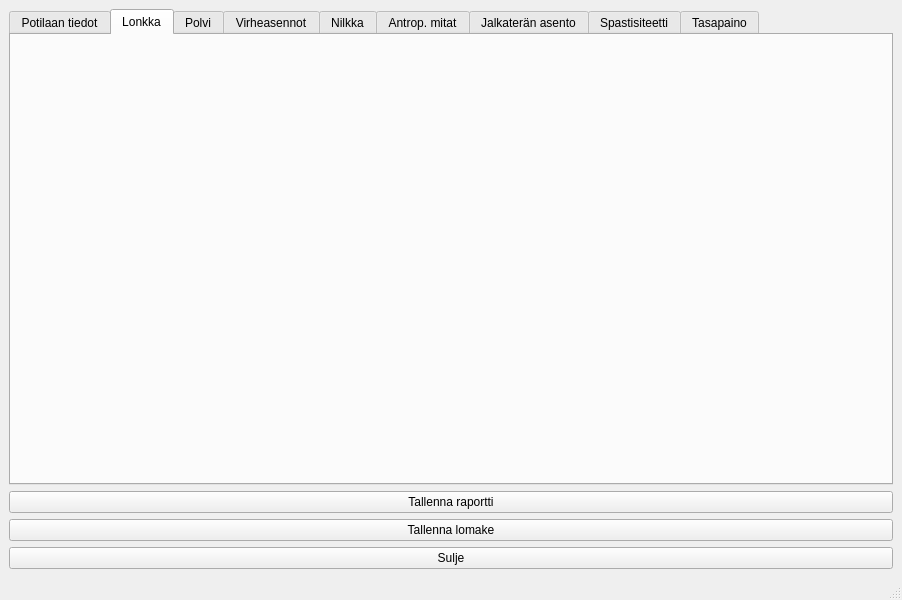
Qt form tabbed_design.ui (jjnurminen/liikelaaj) before a commit.
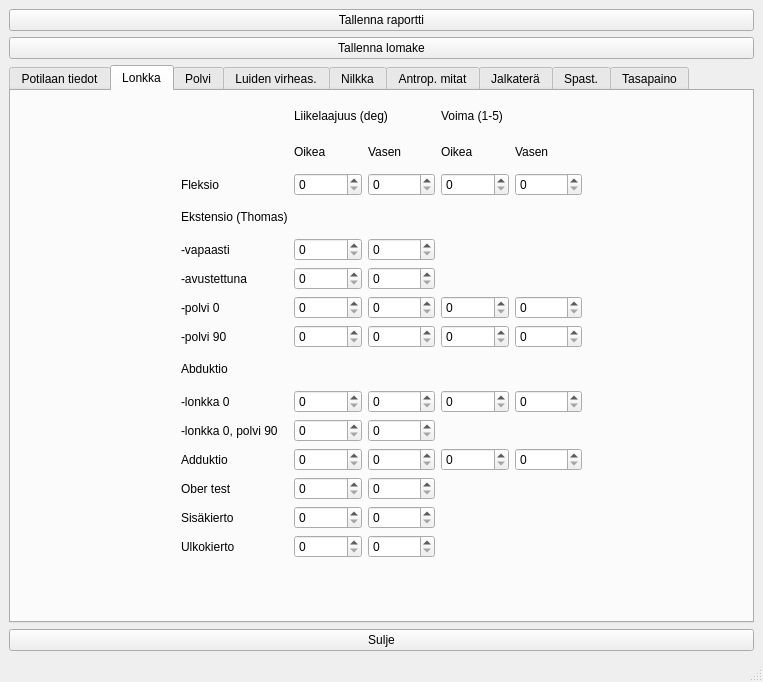
The same form after that commit. The open tabs and pages were chosen to show the change.

Commit message: lonkka, polvi

The edit to the form file:
```diff
--- a/tabbed_design.ui
+++ b/tabbed_design.ui
@@ -6,8 +6,8 @@
    <rect>
     <x>0</x>
     <y>0</y>
-    <width>902</width>
-    <height>600</height>
+    <width>763</width>
+    <height>682</height>
    </rect>
   </property>
   <property name="windowTitle">
@@ -15,6 +15,20 @@
   </property>
   <widget class="QWidget" name="centralwidget">
    <layout class="QVBoxLayout" name="verticalLayout">
+    <item>
+     <widget class="QPushButton" name="btnReport">
+      <property name="text">
+       <string>Tallenna raportti</string>
+      </property>
+     </widget>
+    </item>
+    <item>
+     <widget class="QPushButton" name="btnForm">
+      <property name="text">
+       <string>Tallenna lomake</string>
+      </property>
+     </widget>
+    </item>
     <item>
      <widget class="QTabWidget" name="tabWidget">
       <property name="currentIndex">
@@ -101,6 +115,293 @@
        <attribute name="title">
         <string>Lonkka</string>
        </attribute>
+       <widget class="QWidget" name="gridLayoutWidget">
+        <property name="geometry">
+         <rect>
+          <x>170</x>
+          <y>10</y>
+          <width>401</width>
+          <height>457</height>
+         </rect>
+        </property>
+        <layout class="QGridLayout" name="gridLayout">
+         <item row="8" column="2">
+          <widget class="QSpinBox" name="spinBox_32"/>
+         </item>
+         <item row="2" column="3">
+          <widget class="QLabel" name="label_78">
+           <property name="text">
+            <string>Oikea</string>
+           </property>
+          </widget>
+         </item>
+         <item row="11" column="0">
+          <widget class="QLabel" name="label_15">
+           <property name="text">
+            <string>-lonkka 0, polvi 90</string>
+           </property>
+          </widget>
+         </item>
+         <item row="12" column="1">
+          <widget class="QSpinBox" name="spinBox_4"/>
+         </item>
+         <item row="5" column="1">
+          <widget class="QSpinBox" name="spinBox_11"/>
+         </item>
+         <item row="2" column="2">
+          <widget class="QLabel" name="label_76">
+           <property name="text">
+            <string>Vasen</string>
+           </property>
+          </widget>
+         </item>
+         <item row="2" column="4">
+          <widget class="QLabel" name="label_79">
+           <property name="text">
+            <string>Vasen</string>
+           </property>
+          </widget>
+         </item>
+         <item row="7" column="0">
+          <widget class="QLabel" name="label_12">
+           <property name="text">
+            <string>-polvi 0</string>
+           </property>
+          </widget>
+         </item>
+         <item row="7" column="2">
+          <widget class="QSpinBox" name="spinBox_31"/>
+         </item>
+         <item row="13" column="0">
+          <widget class="QLabel" name="label_17">
+           <property name="text">
+            <string>Ober test</string>
+           </property>
+          </widget>
+         </item>
+         <item row="10" column="4">
+          <widget class="QSpinBox" name="spinBox_40">
+           <property name="maximum">
+            <number>5</number>
+           </property>
+          </widget>
+         </item>
+         <item row="15" column="2">
+          <widget class="QSpinBox" name="spinBox_39"/>
+         </item>
+         <item row="8" column="1">
+          <widget class="QSpinBox" name="spinBox_8"/>
+         </item>
+         <item row="8" column="0">
+          <widget class="QLabel" name="label_11">
+           <property name="text">
+            <string>-polvi 90</string>
+           </property>
+          </widget>
+         </item>
+         <item row="3" column="1">
+          <widget class="QSpinBox" name="spinBox_13"/>
+         </item>
+         <item row="10" column="2">
+          <widget class="QSpinBox" name="spinBox_34"/>
+         </item>
+         <item row="13" column="2">
+          <widget class="QSpinBox" name="spinBox_37"/>
+         </item>
+         <item row="10" column="3">
+          <widget class="QSpinBox" name="spinBox_7">
+           <property name="maximum">
+            <number>5</number>
+           </property>
+          </widget>
+         </item>
+         <item row="8" column="4">
+          <widget class="QSpinBox" name="spinBox_45">
+           <property name="maximum">
+            <number>5</number>
+           </property>
+          </widget>
+         </item>
+         <item row="12" column="0">
+          <widget class="QLabel" name="label_16">
+           <property name="text">
+            <string>Adduktio</string>
+           </property>
+          </widget>
+         </item>
+         <item row="15" column="1">
+          <widget class="QSpinBox" name="spinBox_3"/>
+         </item>
+         <item row="5" column="2">
+          <widget class="QSpinBox" name="spinBox_29"/>
+         </item>
+         <item row="7" column="3">
+          <widget class="QSpinBox" name="spinBox_33">
+           <property name="maximum">
+            <number>5</number>
+           </property>
+          </widget>
+         </item>
+         <item row="15" column="0">
+          <widget class="QLabel" name="label_55">
+           <property name="text">
+            <string>Ulkokierto</string>
+           </property>
+          </widget>
+         </item>
+         <item row="4" column="0">
+          <widget class="QLabel" name="label_8">
+           <property name="text">
+            <string>Ekstensio (Thomas)</string>
+           </property>
+          </widget>
+         </item>
+         <item row="14" column="1">
+          <widget class="QSpinBox" name="spinBox"/>
+         </item>
+         <item row="5" column="0">
+          <widget class="QLabel" name="label_9">
+           <property name="text">
+            <string>-vapaasti</string>
+           </property>
+          </widget>
+         </item>
+         <item row="6" column="2">
+          <widget class="QSpinBox" name="spinBox_30"/>
+         </item>
+         <item row="12" column="3">
+          <widget class="QSpinBox" name="spinBox_41">
+           <property name="maximum">
+            <number>5</number>
+           </property>
+          </widget>
+         </item>
+         <item row="11" column="2">
+          <widget class="QSpinBox" name="spinBox_35"/>
+         </item>
+         <item row="10" column="0">
+          <widget class="QLabel" name="label_14">
+           <property name="text">
+            <string>-lonkka 0</string>
+           </property>
+          </widget>
+         </item>
+         <item row="6" column="0">
+          <widget class="QLabel" name="label_10">
+           <property name="text">
+            <string>-avustettuna</string>
+           </property>
+          </widget>
+         </item>
+         <item row="12" column="4">
+          <widget class="QSpinBox" name="spinBox_42">
+           <property name="maximum">
+            <number>5</number>
+           </property>
+          </widget>
+         </item>
+         <item row="1" column="1" colspan="2">
+          <widget class="QLabel" name="label_77">
+           <property name="text">
+            <string>Liikelaajuus (deg)</string>
+           </property>
+           <property name="textFormat">
+            <enum>Qt::AutoText</enum>
+           </property>
+          </widget>
+         </item>
+         <item row="9" column="0">
+          <widget class="QLabel" name="label_13">
+           <property name="text">
+            <string>Abduktio</string>
+           </property>
+          </widget>
+         </item>
+         <item row="7" column="4">
+          <widget class="QSpinBox" name="spinBox_43">
+           <property name="maximum">
+            <number>5</number>
+           </property>
+          </widget>
+         </item>
+         <item row="14" column="2">
+          <widget class="QSpinBox" name="spinBox_38"/>
+         </item>
+         <item row="12" column="2">
+          <widget class="QSpinBox" name="spinBox_36"/>
+         </item>
+         <item row="7" column="1">
+          <widget class="QSpinBox" name="spinBox_9"/>
+         </item>
+         <item row="3" column="0">
+          <widget class="QLabel" name="label_7">
+           <property name="text">
+            <string>Fleksio</string>
+           </property>
+          </widget>
+         </item>
+         <item row="10" column="1">
+          <widget class="QSpinBox" name="spinBox_6"/>
+         </item>
+         <item row="3" column="3">
+          <widget class="QSpinBox" name="spinBox_28">
+           <property name="maximum">
+            <number>5</number>
+           </property>
+          </widget>
+         </item>
+         <item row="8" column="3">
+          <widget class="QSpinBox" name="spinBox_44">
+           <property name="maximum">
+            <number>5</number>
+           </property>
+          </widget>
+         </item>
+         <item row="3" column="4">
+          <widget class="QSpinBox" name="spinBox_46">
+           <property name="maximum">
+            <number>5</number>
+           </property>
+          </widget>
+         </item>
+         <item row="11" column="1">
+          <widget class="QSpinBox" name="spinBox_5"/>
+         </item>
+         <item row="3" column="2">
+          <widget class="QSpinBox" name="spinBox_27"/>
+         </item>
+         <item row="14" column="0">
+          <widget class="QLabel" name="label_18">
+           <property name="text">
+            <string>Sisäkierto</string>
+           </property>
+          </widget>
+         </item>
+         <item row="1" column="3" colspan="2">
+          <widget class="QLabel" name="label_80">
+           <property name="text">
+            <string>Voima (1-5)</string>
+           </property>
+           <property name="textFormat">
+            <enum>Qt::AutoText</enum>
+           </property>
+          </widget>
+         </item>
+         <item row="6" column="1">
+          <widget class="QSpinBox" name="spinBox_10"/>
+         </item>
+         <item row="13" column="1">
+          <widget class="QSpinBox" name="spinBox_2"/>
+         </item>
+         <item row="2" column="1">
+          <widget class="QLabel" name="label_75">
+           <property name="text">
+            <string>Oikea</string>
+           </property>
+          </widget>
+         </item>
+        </layout>
+       </widget>
       </widget>
       <widget class="QWidget" name="tabPolvi">
        <attribute name="title">
@@ -109,7 +410,7 @@
       </widget>
       <widget class="QWidget" name="tabVirheAs">
        <attribute name="title">
-        <string>Virheasennot</string>
+        <string>Luiden virheas.</string>
        </attribute>
       </widget>
       <widget class="QWidget" name="tabNilkka">
@@ -124,12 +425,12 @@
       </widget>
       <widget class="QWidget" name="tabJalkat">
        <attribute name="title">
-        <string>Jalkaterän asento</string>
+        <string>Jalkaterä</string>
        </attribute>
       </widget>
       <widget class="QWidget" name="tabSpast">
        <attribute name="title">
-        <string>Spastisiteetti</string>
+        <string>Spast.</string>
        </attribute>
       </widget>
       <widget class="QWidget" name="tabTasap">
@@ -139,20 +440,6 @@
       </widget>
      </widget>
     </item>
-    <item>
-     <widget class="QPushButton" name="btnReport">
-      <property name="text">
-       <string>Tallenna raportti</string>
-      </property>
-     </widget>
-    </item>
-    <item>
-     <widget class="QPushButton" name="btnForm">
-      <property name="text">
-       <string>Tallenna lomake</string>
-      </property>
-     </widget>
-    </item>
     <item>
      <widget class="QPushButton" name="btnQuit">
       <property name="text">
```
Left out of the diff: 365 changed lines with no effect on the pictures.
